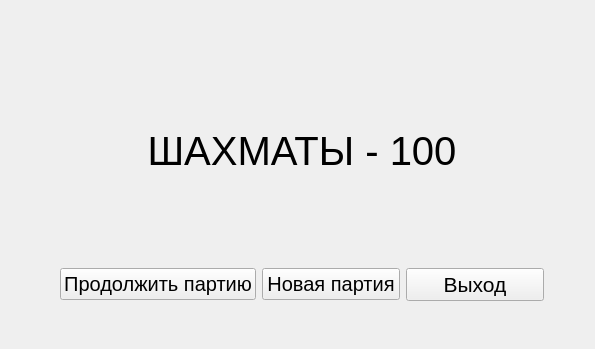
Qt form mainwindow.ui (ikotyurg/chess100) before a commit.
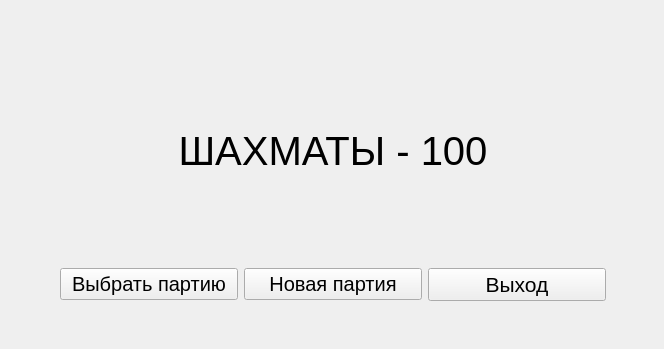
The same form after that commit.

```diff
--- a/mainwindow.ui
+++ b/mainwindow.ui
@@ -6,7 +6,7 @@
    <rect>
     <x>0</x>
     <y>0</y>
-    <width>595</width>
+    <width>664</width>
     <height>349</height>
    </rect>
   </property>
@@ -18,7 +18,7 @@
     <rect>
      <x>60</x>
      <y>40</y>
-     <width>484</width>
+     <width>546</width>
      <height>261</height>
     </rect>
    </property>
@@ -48,7 +48,7 @@
          </font>
         </property>
         <property name="text">
-         <string>Продолжить партию</string>
+         <string>Выбрать партию</string>
         </property>
        </widget>
       </item>
```
